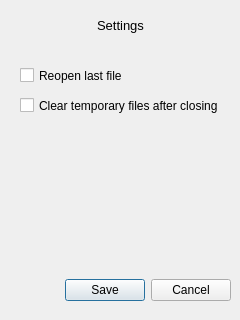
Old version of the form src/gui/settingswindow.ui in the repository Kaifolog/TME.
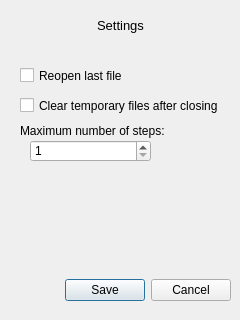
New version of the form.

Commit message: add(gui): execution step count limiter support and ui

What changed in the file:
```diff
--- a/src/gui/settingswindow.ui
+++ b/src/gui/settingswindow.ui
@@ -95,6 +95,38 @@
     <string>Clear temporary files after closing</string>
    </property>
   </widget>
+  <widget class="QSpinBox" name="max_steps_spinbox">
+   <property name="geometry">
+    <rect>
+     <x>30</x>
+     <y>140</y>
+     <width>121</width>
+     <height>22</height>
+    </rect>
+   </property>
+   <property name="toolTip">
+    <string notr="true"/>
+   </property>
+   <property name="minimum">
+    <number>1</number>
+   </property>
+   <property name="maximum">
+    <number>1000000000</number>
+   </property>
+  </widget>
+  <widget class="QLabel" name="label">
+   <property name="geometry">
+    <rect>
+     <x>20</x>
+     <y>120</y>
+     <width>201</width>
+     <height>21</height>
+    </rect>
+   </property>
+   <property name="text">
+    <string>Maximum number of steps:</string>
+   </property>
+  </widget>
  </widget>
  <resources/>
  <connections>
```
The commit also changes 4 other files.
